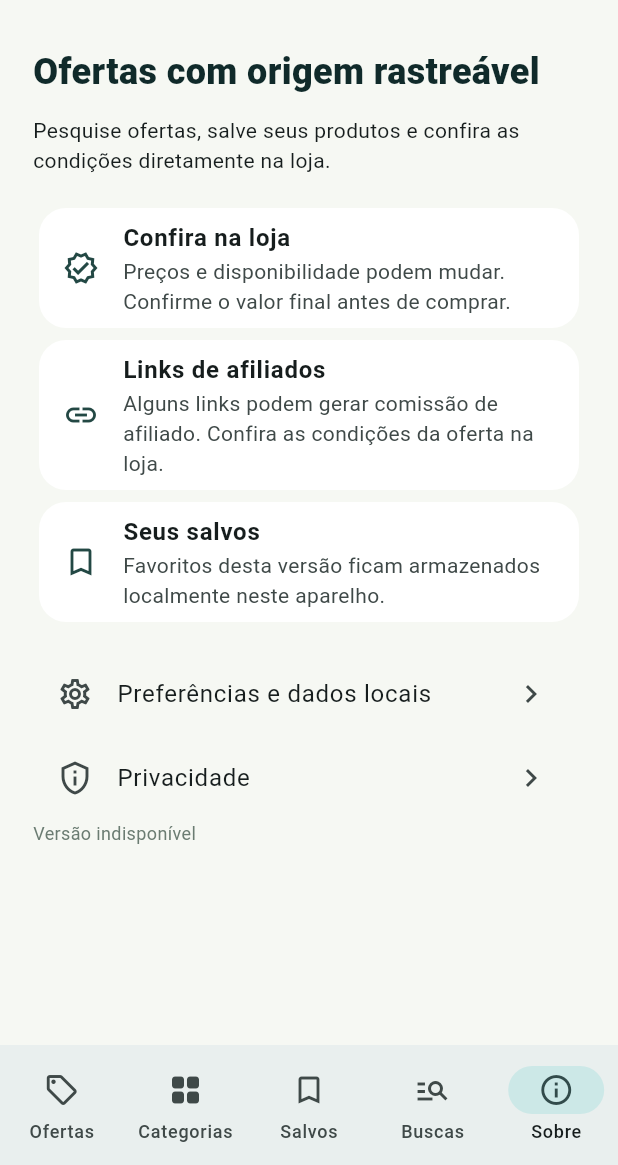
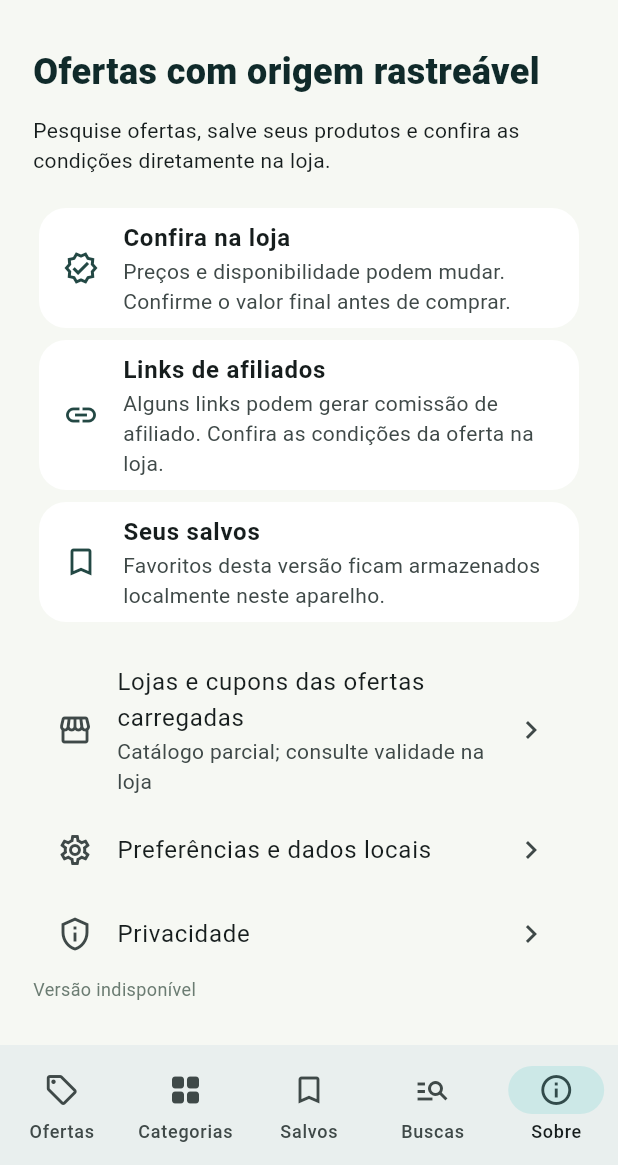
Before and after one commit to emersongabriel29-pixel/radar-promo-brasil, a Flutter app: the screen it shows after launch, item 5 of the bottom bar chosen, on a phone screen of 412 x 824 dp, the part 71-1236 px from its top. Run offline on Flutter 3.47's test engine with Material 3 defaults, Android fonts, the phone set to English and light mode, and no system bars; our stand-ins replace shared_preferences; network calls fail.

Commit message:
feat(android): link store and coupon catalog from app navigation

```diff
--- a/mobile/radar_promo_ofertas/lib/main.dart
+++ b/mobile/radar_promo_ofertas/lib/main.dart
@@ -7,6 +7,7 @@ import 'package:flutter/services.dart';
 
 import 'screens/preferences.dart';
 import 'screens/app_version.dart';
+import 'screens/stores_coupons.dart';
 
 import 'package:intl/intl.dart';
 import 'package:shared_preferences/shared_preferences.dart';
@@ -704,6 +705,18 @@ class _HomeScreenState extends State<HomeScreen> {
       ),
       const SizedBox(height: 16),
       ListTile(
+        leading: const Icon(Icons.storefront_outlined),
+        title: const Text('Lojas e cupons das ofertas carregadas'),
+        subtitle: const Text('Catálogo parcial; consulte validade na loja'),
+        trailing: const Icon(Icons.chevron_right),
+        onTap: () => Navigator.of(context).push(
+          MaterialPageRoute(builder: (_) => StoresCouponsScreen(
+            offers: offers,
+            onOpen: (offer) => _openOffer(offer),
+          )),
+        ),
+      ),
+      ListTile(
         leading: const Icon(Icons.settings_outlined),
         title: const Text('Preferências e dados locais'),
         trailing: const Icon(Icons.chevron_right),
```
